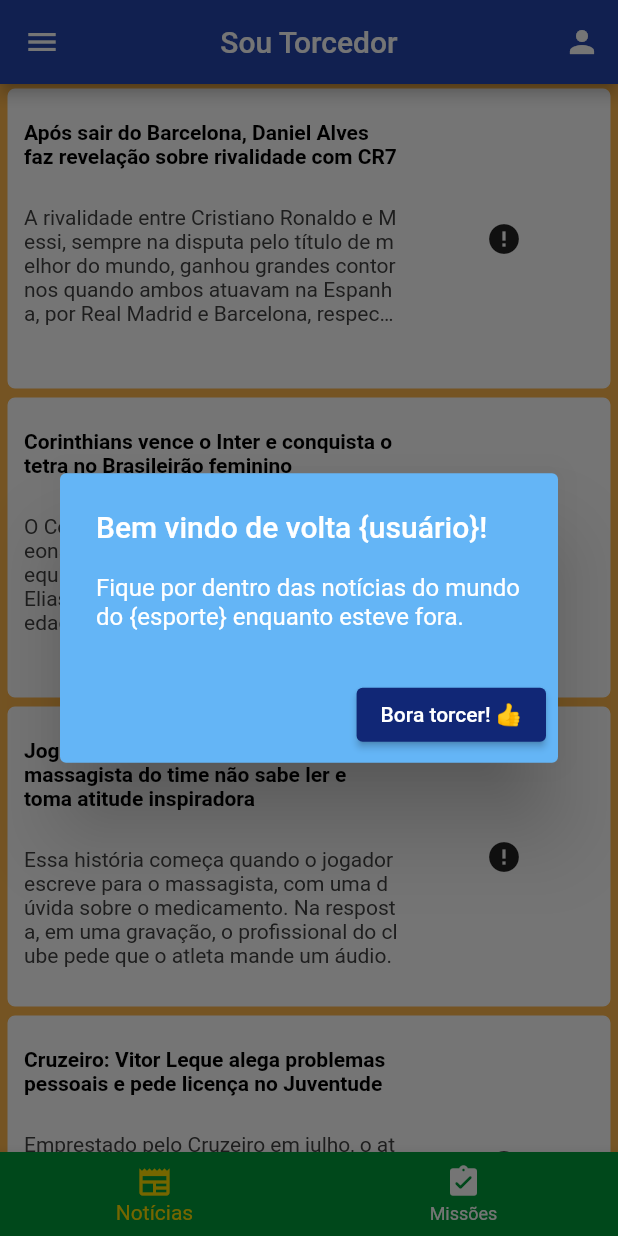
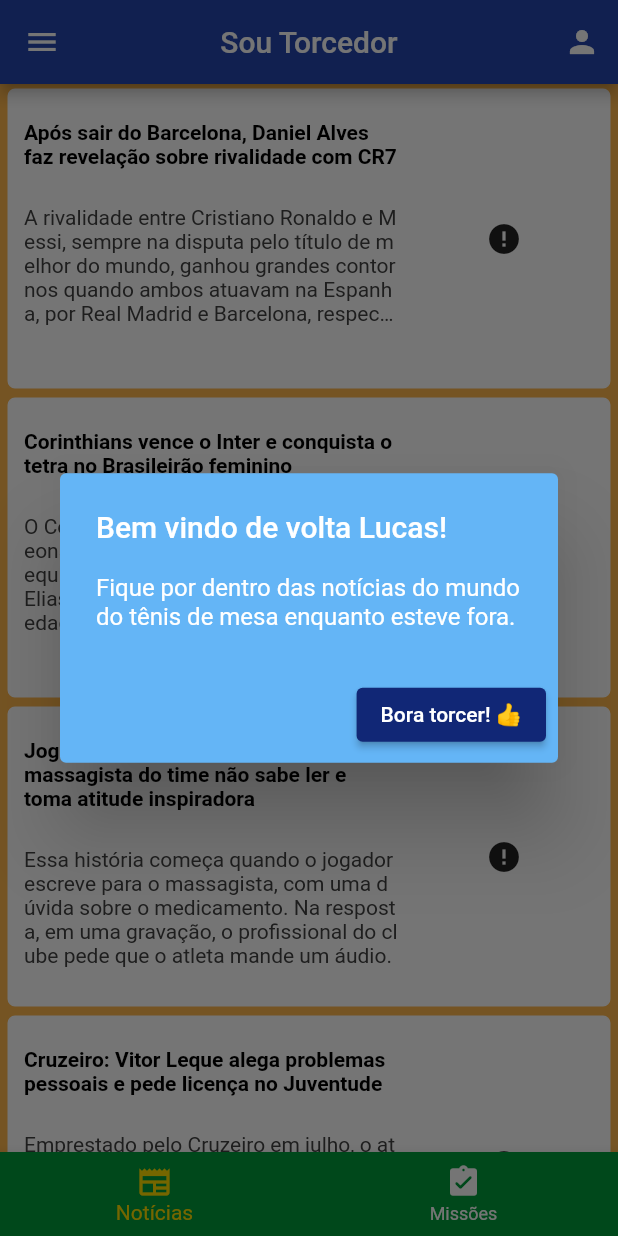
Before and after one commit to lucasclaros/projeto-hackathon-semcomp25, a Flutter app: the screen it shows after launch, on a phone screen of 412 x 824 dp. Run offline on Flutter 3.47's test engine with Material 2 defaults, Android fonts, the phone set to English and light mode, and no system bars; drawn by our look-alikes of cached_network_image; our stand-ins replace google_fonts; network calls fail.

Commit message:
mudanças no alert

```diff
--- a/lib/presentation/widgets/list_news.dart
+++ b/lib/presentation/widgets/list_news.dart
@@ -22,11 +22,11 @@ class _ListNewsState extends State<ListNews>
         builder: (context) => AlertDialog(
           backgroundColor: Colors.blue[300],
           title: const Text(
-            'Bem vindo de volta {usuário}!',
+            'Bem vindo de volta Lucas!',
             style: TextStyle(color: Colors.white),
           ),
           content: const Text(
-            'Fique por dentro das notícias do mundo do {esporte} enquanto esteve fora.',
+            'Fique por dentro das notícias do mundo do tênis de mesa enquanto esteve fora.',
             style: TextStyle(
               color: Colors.white,
             ),
--- a/lib/presentation/widgets/museum_view.dart
+++ b/lib/presentation/widgets/museum_view.dart
@@ -1,6 +1,5 @@
 import 'package:flutter/material.dart';
 import 'package:hackathon_semcomp/data/helpers.dart';
-import 'package:hackathon_semcomp/data/models/museum_model.dart';
 
 class MuseumView extends StatelessWidget {
   const MuseumView({
```
